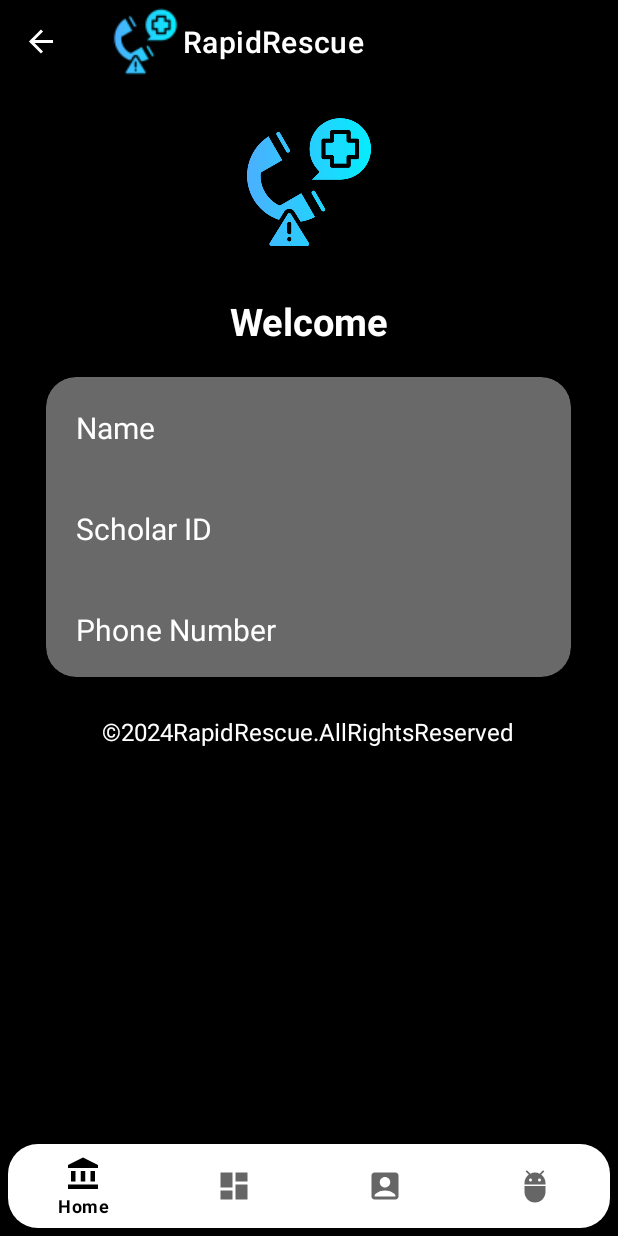
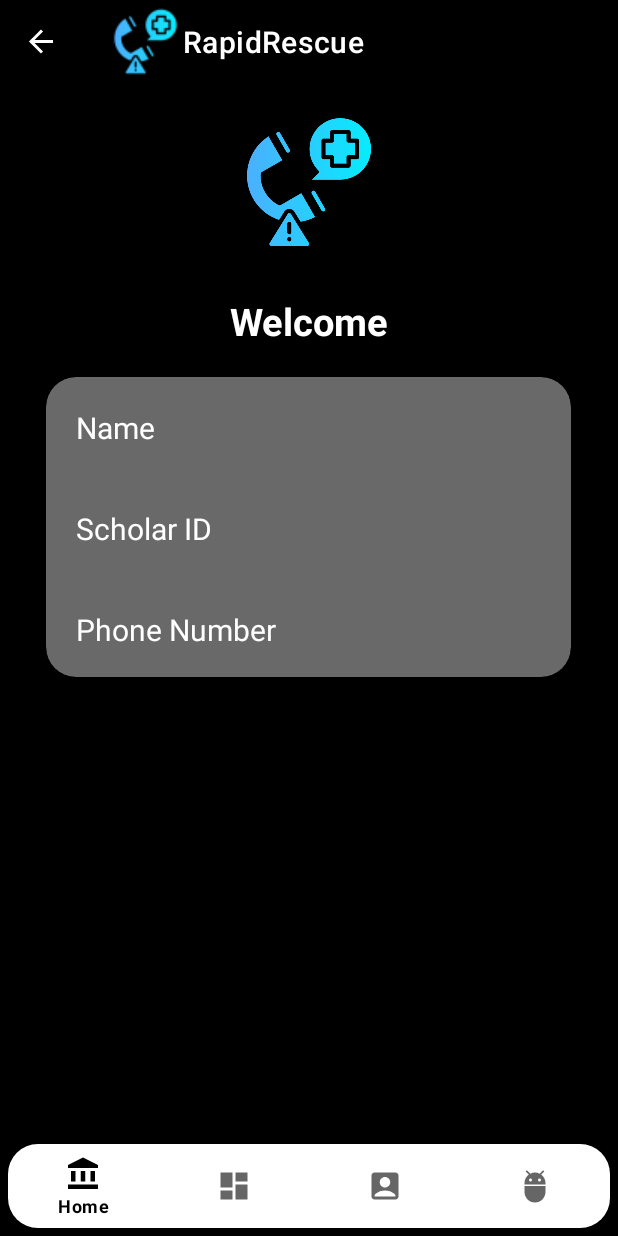
Before and after one commit to bishalpb2004/RapidRescue, an Android app: the FetchUserDataFragment screen opened through its navigation route, on a phone screen of 412 x 824 dp. Run offline under Robolectric (Android 15) with nearby library versions, the phone set to English and light mode, and no system bars; our stand-ins replace Firebase (no records; nobody signed in at launch, a user with empty details on screens opened directly), navigation-ui.

Commit message:
copyright moved to the developers page only

```diff
--- a/app/src/main/res/layout/fragment_fetch_user_data.xml
+++ b/app/src/main/res/layout/fragment_fetch_user_data.xml
@@ -78,13 +78,5 @@
 
     </com.google.android.material.card.MaterialCardView>
 
-    <TextView
-        android:layout_width="wrap_content"
-        android:layout_height="wrap_content"
-        android:layout_gravity="bottom|center"
-        android:text="©2024RapidRescue.AllRightsReserved"
-        android:textColor="@color/white"
-        android:textSize="16sp"
-        android:layout_marginTop="25dp"/>
 
 </LinearLayout>
```
